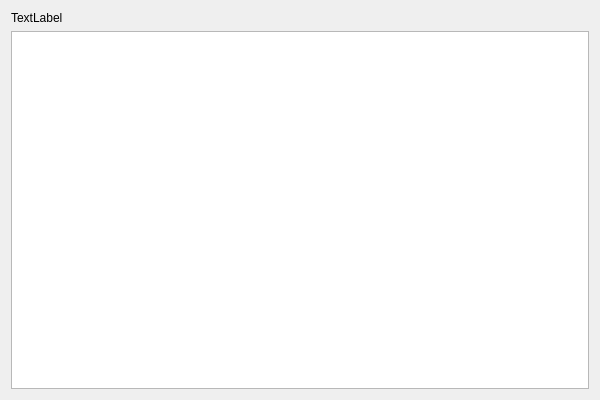
Before: the Qt Designer form littlefamily.ui in zzaiyan/SocialNetwork, drawn with Qt 5.
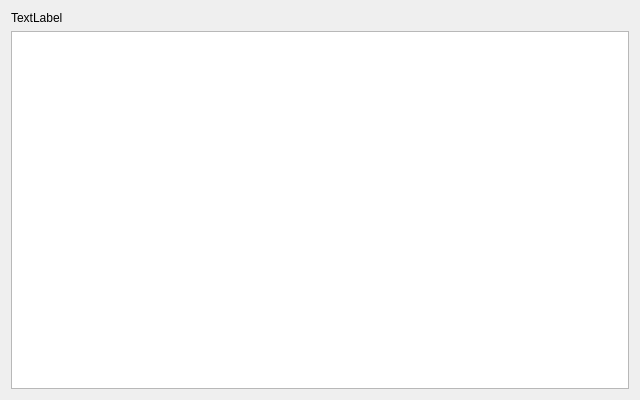
After: the same form once the commit is applied.

```diff
--- a/littlefamily.ui
+++ b/littlefamily.ui
@@ -6,7 +6,7 @@
    <rect>
     <x>0</x>
     <y>0</y>
-    <width>600</width>
+    <width>640</width>
     <height>400</height>
    </rect>
   </property>
```
